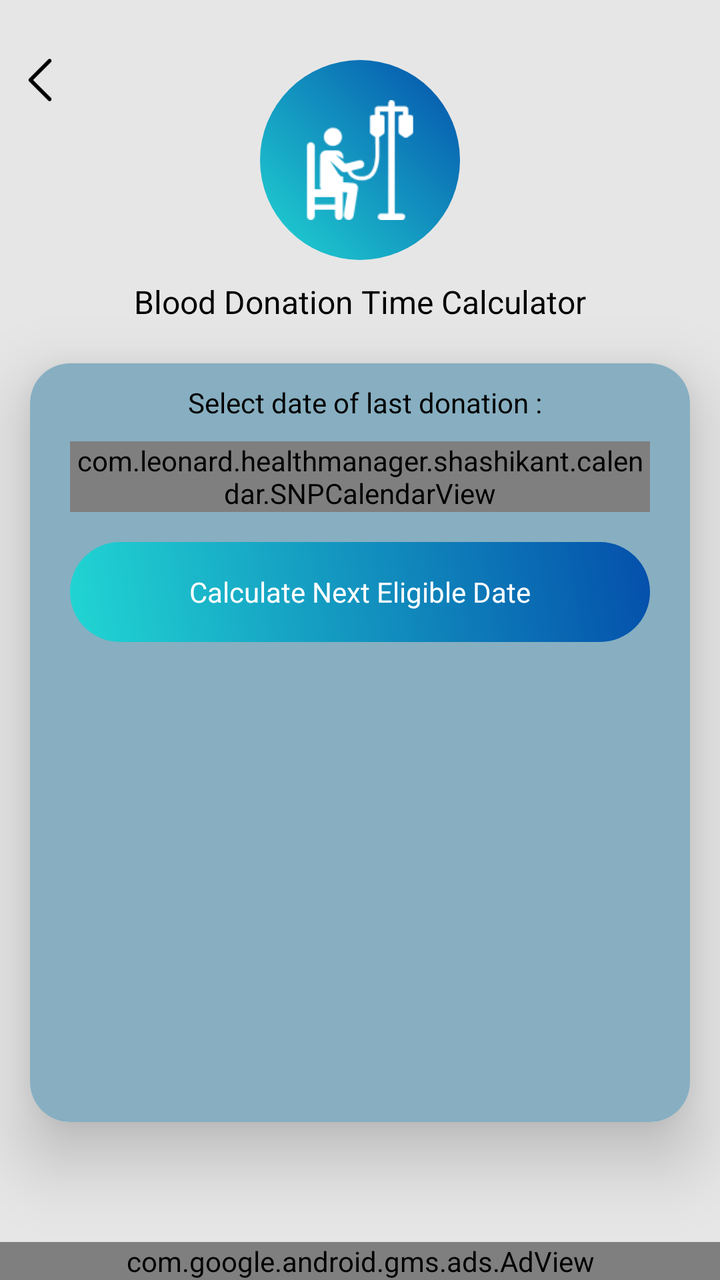
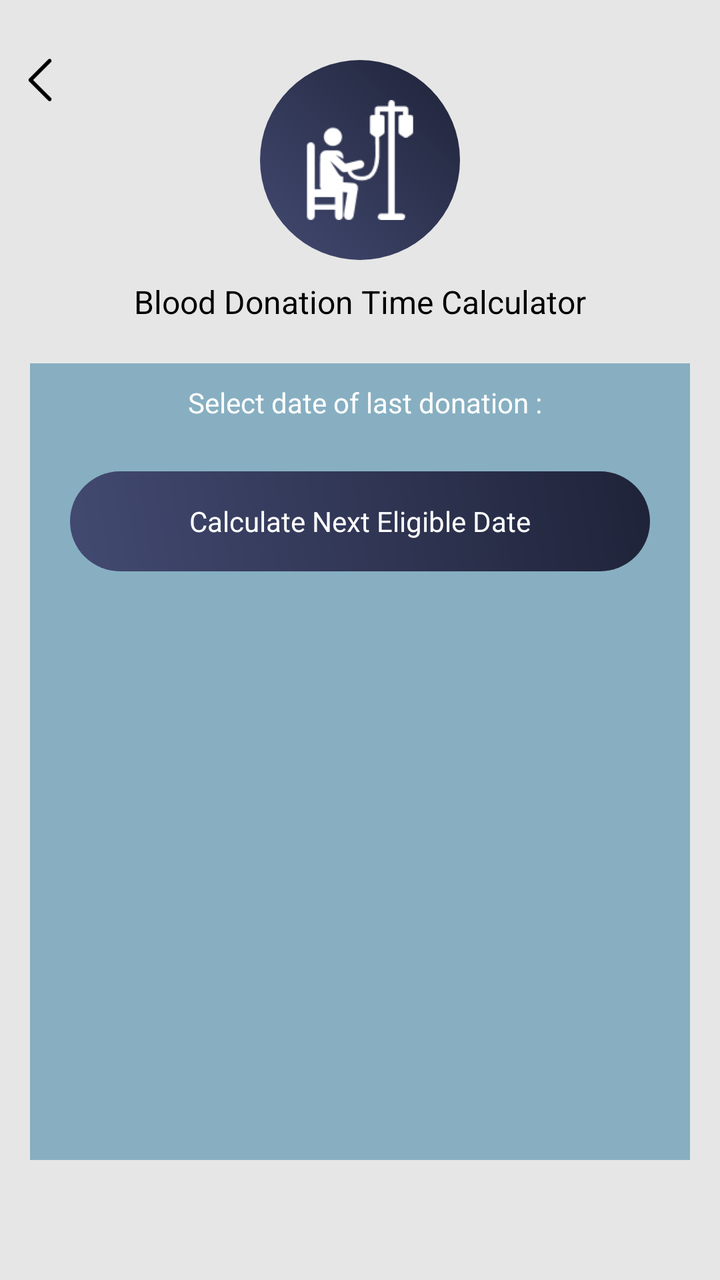

Screens rendered from an Android XML layout before and after an edit, with the pre-edit source and the edit as a unified diff.
<!-- AndroidManifest.xml: application theme AppTheme -->
<!-- res/layout/blood_donation_calculator.xml -->
<?xml version="1.0" encoding="utf-8"?>
<RelativeLayout xmlns:android="http://schemas.android.com/apk/res/android"
    xmlns:aapt="http://schemas.android.com/aapt"
    xmlns:app="http://schemas.android.com/apk/res-auto"
    android:layout_width="match_parent"
    android:layout_height="match_parent"
    android:background="@color/gray_color"
    android:orientation="vertical">

    <ImageView
        android:id="@+id/iv_back"
        android:layout_width="40dp"
        android:layout_height="40dp"
        android:layout_alignParentLeft="true"
        android:layout_alignParentTop="true"
        android:layout_marginTop="20dp"
        android:padding="8dp"
        android:src="@mipmap/left_arrow" />



    <RelativeLayout
        android:id="@+id/rel1"
        android:layout_width="match_parent"
        android:layout_marginTop="30dp"
        android:layout_height="wrap_content">
        <RelativeLayout
            android:id="@+id/rel12"
            android:layout_width="100dp"
            android:layout_centerInParent="true"
            android:background="@drawable/a3_grad"
            android:layout_height="100dp">

            <ImageView
                android:id="@+id/iv_blood_donation"
                android:layout_width="60dp"
                android:layout_height="60dp"
                android:layout_centerHorizontal="true"
                android:layout_centerInParent="true"
                android:src="@drawable/img_blood_donation" />
        </RelativeLayout>
    </RelativeLayout>


    <TextView
        android:id="@+id/tv_blood_donation"
        android:layout_width="wrap_content"
        android:layout_height="wrap_content"
        android:layout_below="@+id/rel1"
        android:layout_centerHorizontal="true"
        android:layout_margin="10dp"
        android:text="@string/Blood_Donation_Time_Calculator"
        android:textColor="@color/black"
        android:textSize="@dimen/textsize_16" />

    <androidx.cardview.widget.CardView
        android:id="@+id/cardviewone"
        android:layout_marginBottom="60dp"
        android:layout_width="match_parent"
        android:layout_height="wrap_content"
        android:layout_marginLeft="@dimen/text_15"
        android:layout_above="@+id/ad_layout"
        android:layout_below="@+id/tv_blood_donation"
        android:layout_marginTop="10dp"

        android:layout_marginRight="@dimen/text_15"
        android:orientation="horizontal"
        app:cardCornerRadius="20dp"
        app:cardElevation="20dip">


    <ScrollView
        android:layout_width="match_parent"
        android:background="#87AFC1"
        android:layout_height="match_parent"
        >

        <LinearLayout
            android:layout_width="match_parent"
            android:layout_height="wrap_content"
            android:orientation="vertical">

            <TextView
                android:id="@+id/tv_date"
                android:layout_width="match_parent"
                android:layout_height="wrap_content"
                android:layout_above="@+id/mFCalendarView"
                android:layout_marginBottom="10dp"
                android:layout_marginTop="10dp"
                android:background="@color/transperent"
                android:gravity="center"
                android:paddingLeft="5dp"
                android:text="@string/Select_date_of_last_donation"
                android:textColor="@color/black"
                android:textColorHint="@color/black"
                android:textSize="@dimen/textsize_14" />

            <com.leonard.healthmanager.shashikant.calendar.SNPCalendarView
                android:id="@+id/mFCalendarView"
                android:layout_width="wrap_content"
                android:layout_height="wrap_content"
                android:layout_centerInParent="true"
                android:layout_gravity="center"
                android:background="@color/line_color"
                android:layout_marginLeft="20dp"
                android:layout_marginRight="20dp"
                android:layout_marginBottom="10dp" />

            <TextView
                android:id="@+id/tv_search_date"
                android:layout_width="match_parent"
                android:layout_height="50dp"
                android:layout_below="@+id/mFCalendarView"
                android:layout_marginLeft="20dp"
                android:layout_marginTop="5dp"
                android:layout_marginRight="20dp"
                android:layout_marginBottom="20dp"
                android:background="@drawable/a3_grad"
                android:gravity="center"
                android:text="@string/Calculate_Next_Eligible_Date"
                android:textColor="@color/white"
                android:textColorHint="@color/white"
                android:textSize="@dimen/textsize_14" />
        </LinearLayout>
    </ScrollView>

    </androidx.cardview.widget.CardView>

    <include
        android:id="@+id/ad_layout"
        layout="@layout/native_ad"
        android:layout_width="match_parent"
        android:layout_height="wrap_content"
        android:layout_alignParentLeft="true"
        android:layout_alignParentBottom="true" />
</RelativeLayout>
<!-- res/layout/native_ad.xml (included above) -->
<?xml version="1.0" encoding="utf-8"?>
<LinearLayout xmlns:android="http://schemas.android.com/apk/res/android"
    xmlns:aapt="http://schemas.android.com/aapt"
    xmlns:app="http://schemas.android.com/apk/res-auto"
    android:layout_width="match_parent"
    android:layout_height="wrap_content"
    android:orientation="vertical">

    <com.google.android.gms.ads.AdView
        android:id="@+id/adView"
        android:layout_width="match_parent"
        android:layout_height="wrap_content"
        android:layout_above="@+id/ll_footer_menu"
        app:adSize="BANNER"
        app:adUnitId="@string/banner_ad" />
</LinearLayout>
<!-- resources referenced by this layout -->
<resources>
  <color name="black">#000000</color>
  <color name="gray_color">#E6E6E6</color>
  <color name="line_color">#9BB5C1</color>
  <color name="transperent">#00ffffff</color>
  <color name="white">#ffffff</color>
  <dimen name="text_15">15sp</dimen>
  <dimen name="textsize_14">14sp</dimen>
  <dimen name="textsize_16">16sp</dimen>
  <!-- drawable a3_grad (drawable) -->
  <?xml version="1.0" encoding="utf-8"?>
  <shape xmlns:android="http://schemas.android.com/apk/res/android">
      <gradient
          android:angle="225"
          android:endColor="#21d6d3"
          android:startColor="#044fab" />
  
      <corners android:radius="200dp"/>
      
  </shape>
  <!-- drawable img_blood_donation: png bitmap (drawable, 1414 bytes) -->
  <!-- mipmap left_arrow: png bitmap (mipmap-xhdpi, 499 bytes) -->
  <string name="Blood_Donation_Time_Calculator">Blood Donation Time Calculator</string>
  <string name="Calculate_Next_Eligible_Date">Calculate Next Eligible Date</string>
  <string name="Select_date_of_last_donation">Select date of last donation :</string>
  <string name="banner_ad">ca-app-pub-3940256099942544/6300978111</string>
  <style name="AppTheme" parent="Theme.AppCompat.Light.DarkActionBar">
          
          <item name="colorPrimary">@color/colorPrimary</item>
          <item name="colorPrimaryDark">@color/colorPrimaryDark</item>
          <item name="colorAccent">@color/colorAccent</item>
      </style>
  <color name="colorPrimary">#36D1DC</color>
  <color name="colorPrimaryDark">#044fab</color>
  <color name="colorAccent">#03DAC5</color>
</resources>

<!-- the commit's change to res/layout/blood_donation_calculator.xml (unified diff, before → after) -->
@@ -53,19 +53,19 @@
         android:textColor="@color/black"
         android:textSize="@dimen/textsize_16" />
 
-    <androidx.cardview.widget.CardView
+    <LinearLayout
         android:id="@+id/cardviewone"
         android:layout_marginBottom="60dp"
         android:layout_width="match_parent"
         android:layout_height="wrap_content"
         android:layout_marginLeft="@dimen/text_15"
-        android:layout_above="@+id/ad_layout"
+        android:layout_above="@+id/normal_ad_include"
         android:layout_below="@+id/tv_blood_donation"
         android:layout_marginTop="10dp"
 
         android:layout_marginRight="@dimen/text_15"
         android:orientation="horizontal"
-        app:cardCornerRadius="20dp"
+        android:background="@drawable/a2_grad_black"
         app:cardElevation="20dip">
 
 
@@ -91,20 +91,24 @@
                 android:gravity="center"
                 android:paddingLeft="5dp"
                 android:text="@string/Select_date_of_last_donation"
-                android:textColor="@color/black"
-                android:textColorHint="@color/black"
+                android:textColor="@color/white"
+                android:textColorHint="@color/white"
                 android:textSize="@dimen/textsize_14" />
 
-            <com.leonard.healthmanager.shashikant.calendar.SNPCalendarView
-                android:id="@+id/mFCalendarView"
+           
+
+            <LinearLayout
+                android:id="@+id/calenderShow"
                 android:layout_width="wrap_content"
                 android:layout_height="wrap_content"
+                android:orientation="vertical"
                 android:layout_centerInParent="true"
                 android:layout_gravity="center"
                 android:background="@color/line_color"
                 android:layout_marginLeft="20dp"
                 android:layout_marginRight="20dp"
-                android:layout_marginBottom="10dp" />
+                android:layout_marginBottom="10dp"/>
+
 
             <TextView
                 android:id="@+id/tv_search_date"
@@ -124,30 +128,12 @@
         </LinearLayout>
     </ScrollView>
 
-    </androidx.cardview.widget.CardView>
+    </LinearLayout>
 
-    <include
-        android:id="@+id/ad_layout"
-        layout="@layout/native_ad"
+    <LinearLayout
+        android:id="@+id/normal_ad_include"
         android:layout_width="match_parent"
         android:layout_height="wrap_content"
-        android:layout_alignParentLeft="true"
-        android:layout_alignParentBottom="true" />
+        android:orientation="vertical"
+        android:layout_alignParentBottom="true"/>
 </RelativeLayout>
-<!-- res/layout/native_ad.xml (included above) -->
-<?xml version="1.0" encoding="utf-8"?>
-<LinearLayout xmlns:android="http://schemas.android.com/apk/res/android"
-    xmlns:aapt="http://schemas.android.com/aapt"
-    xmlns:app="http://schemas.android.com/apk/res-auto"
-    android:layout_width="match_parent"
-    android:layout_height="wrap_content"
-    android:orientation="vertical">
-
-    <com.google.android.gms.ads.AdView
-        android:id="@+id/adView"
-        android:layout_width="match_parent"
-        android:layout_height="wrap_content"
-        android:layout_above="@+id/ll_footer_menu"
-        app:adSize="BANNER"
-        app:adUnitId="@string/banner_ad" />
-</LinearLayout>
<!-- resource entries referenced after the edit -->
@@ -8,31 +8,41 @@
   <dimen name="text_15">15sp</dimen>
   <dimen name="textsize_14">14sp</dimen>
   <dimen name="textsize_16">16sp</dimen>
-  <!-- drawable a3_grad (drawable) -->
+  <!-- drawable a2_grad_black (drawable) -->
   <?xml version="1.0" encoding="utf-8"?>
   <shape xmlns:android="http://schemas.android.com/apk/res/android">
       <gradient
           android:angle="225"
-          android:endColor="#21d6d3"
-          android:startColor="#044fab" />
+          android:endColor="#96D3D3"
+          android:startColor="#566C88" />
   
-      <corners android:radius="200dp"/>
-      
+      <corners android:radius="15dp"/>
+  
+  </shape>
+  <!-- drawable a3_grad (drawable) -->
+  <?xml version="1.0" encoding="utf-8"?>
+  <shape xmlns:android="http://schemas.android.com/apk/res/android">
+  <gradient
+      android:angle="225"
+      android:endColor="#434A71"
+      android:startColor="#1F2339" />
+  
+  <corners android:radius="200dp"/>
+  
   </shape>
   <!-- drawable img_blood_donation: png bitmap (drawable, 1414 bytes) -->
   <!-- mipmap left_arrow: png bitmap (mipmap-xhdpi, 499 bytes) -->
   <string name="Blood_Donation_Time_Calculator">Blood Donation Time Calculator</string>
   <string name="Calculate_Next_Eligible_Date">Calculate Next Eligible Date</string>
   <string name="Select_date_of_last_donation">Select date of last donation :</string>
-  <string name="banner_ad">ca-app-pub-3940256099942544/6300978111</string>
   <style name="AppTheme" parent="Theme.AppCompat.Light.DarkActionBar">
           
           <item name="colorPrimary">@color/colorPrimary</item>
           <item name="colorPrimaryDark">@color/colorPrimaryDark</item>
           <item name="colorAccent">@color/colorAccent</item>
       </style>
-  <color name="colorPrimary">#36D1DC</color>
-  <color name="colorPrimaryDark">#044fab</color>
-  <color name="colorAccent">#03DAC5</color>
+  <color name="colorPrimary">#434A71</color>
+  <color name="colorPrimaryDark">#1F2339</color>
+  <color name="colorAccent">#1F2339</color>
 </resources>
 
